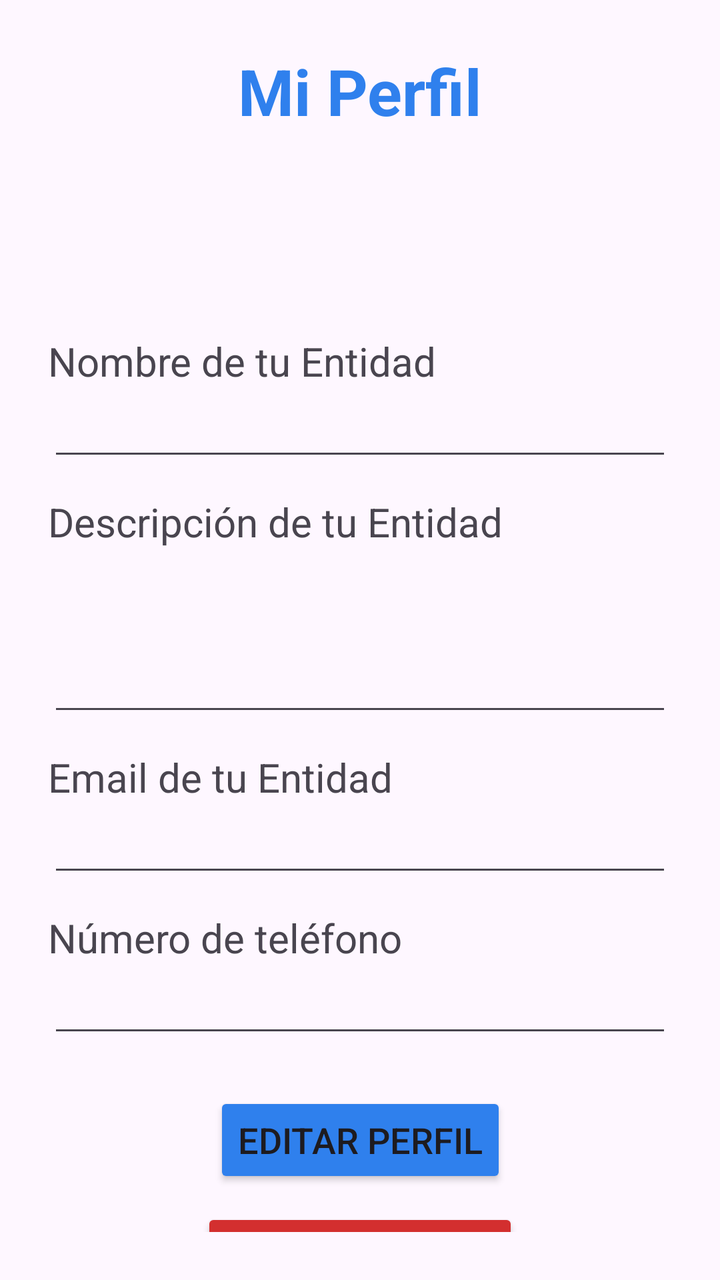
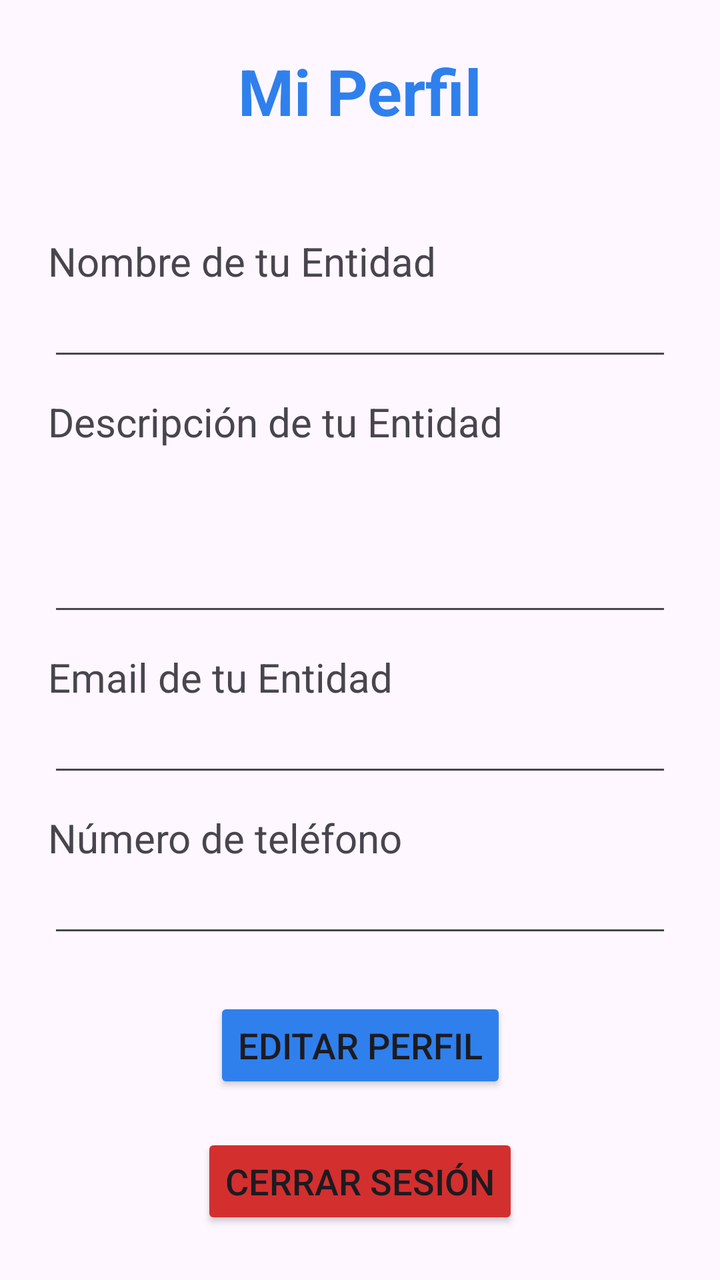

Screens rendered from an Android XML layout before and after an edit, with the pre-edit source and the edit as a unified diff.
<!-- AndroidManifest.xml: application theme Theme.Conecta_Voluntariado_TFG -->
<!-- res/layout/activity_entity_profile.xml -->
<?xml version="1.0" encoding="utf-8"?>
<androidx.constraintlayout.widget.ConstraintLayout xmlns:android="http://schemas.android.com/apk/res/android"
    xmlns:app="http://schemas.android.com/apk/res-auto"
    xmlns:tools="http://schemas.android.com/tools"
    android:id="@+id/main"
    android:layout_width="match_parent"
    android:layout_height="match_parent"
    android:padding="24dp"
    tools:context=".EntityProfileActivity">

    <TextView
        android:layout_width="wrap_content"
        android:layout_height="wrap_content"
        android:id="@+id/tvProfile"
        android:text="Mi Perfil"
        android:textColor="@color/brand_blue"
        android:textSize="32sp"
        android:textStyle="bold"
        app:layout_constraintEnd_toEndOf="parent"
        app:layout_constraintStart_toStartOf="parent"
        app:layout_constraintTop_toTopOf="parent" />

    <LinearLayout
        android:layout_width="match_parent"
        android:layout_height="wrap_content"
        android:id="@+id/linearLayout"
        android:orientation="vertical"
        app:layout_constraintTop_toBottomOf="@+id/tvProfile">

        <TextView
            android:layout_width="match_parent"
            android:layout_height="wrap_content"
            android:layout_marginTop="100dp"
            android:text="Nombre de tu Entidad"
            android:textSize="20sp"
            app:layout_constraintStart_toStartOf="parent"
            app:layout_constraintTop_toTopOf="parent" />

        <EditText
            android:layout_width="match_parent"
            android:layout_height="wrap_content"
            android:id="@+id/etNameEntity" />

        <TextView
            android:layout_width="match_parent"
            android:layout_height="wrap_content"
            android:layout_marginTop="12dp"
            android:text="Descripción de tu Entidad"
            android:minLines="3"
            android:inputType="textMultiLine"
            android:textSize="20sp"
            app:layout_constraintStart_toStartOf="parent"
            app:layout_constraintTop_toTopOf="parent" />

        <EditText
            android:layout_width="match_parent"
            android:layout_height="wrap_content"
            android:id="@+id/etDescEntity" />

        <TextView
            android:layout_width="match_parent"
            android:layout_height="wrap_content"
            android:layout_marginTop="12dp"
            android:text="Email de tu Entidad"
            android:textSize="20sp" />

        <EditText
            android:layout_width="match_parent"
            android:layout_height="wrap_content"
            android:id="@+id/etEmailEntity" />

        <TextView
            android:layout_width="match_parent"
            android:layout_height="wrap_content"
            android:layout_marginTop="12dp"
            android:text="Número de teléfono"
            android:textSize="20sp"/>

        <EditText
            android:layout_width="match_parent"
            android:layout_height="wrap_content"
            android:id="@+id/etPhoneNumber" />

    </LinearLayout>

    <Button
        android:layout_width="wrap_content"
        android:layout_height="wrap_content"
        android:id="@+id/btnSaveProfile"
        android:backgroundTint="@color/brand_blue"
        android:text="Editar Perfil"
        android:textSize="18sp"
        app:layout_constraintBottom_toBottomOf="parent"
        app:layout_constraintEnd_toEndOf="parent"
        app:layout_constraintStart_toStartOf="parent"
        app:layout_constraintTop_toBottomOf="@+id/linearLayout" />

    <Button
        android:layout_width="wrap_content"
        android:layout_height="wrap_content"
        android:id="@+id/btnSignOut"
        android:text="Cerrar sesión"
        android:textSize="18sp"
        android:backgroundTint="@color/light_red"
        android:layout_marginTop="10dp"
        app:layout_constraintEnd_toEndOf="parent"
        app:layout_constraintStart_toStartOf="parent"
        app:layout_constraintTop_toBottomOf="@+id/btnSaveProfile" />

</androidx.constraintlayout.widget.ConstraintLayout>
<!-- resources referenced by this layout -->
<resources>
  <color name="brand_blue">#2F80ED</color>
  <color name="light_red">#D32F2F</color>
  <style name="Theme.Conecta_Voluntariado_TFG" parent="Base.Theme.Conecta_Voluntariado_TFG" />
  <style name="Base.Theme.Conecta_Voluntariado_TFG" parent="Theme.Material3.DayNight.NoActionBar">
          
          
      </style>
</resources>

<!-- the commit's change to res/layout/activity_entity_profile.xml (unified diff, before → after) -->
@@ -30,7 +30,7 @@
         <TextView
             android:layout_width="match_parent"
             android:layout_height="wrap_content"
-            android:layout_marginTop="100dp"
+            android:layout_marginTop="50dp"
             android:text="Nombre de tu Entidad"
             android:textSize="20sp"
             app:layout_constraintStart_toStartOf="parent"
@@ -90,7 +90,7 @@
         android:backgroundTint="@color/brand_blue"
         android:text="Editar Perfil"
         android:textSize="18sp"
-        app:layout_constraintBottom_toBottomOf="parent"
+        android:layout_marginTop="25dp"
         app:layout_constraintEnd_toEndOf="parent"
         app:layout_constraintStart_toStartOf="parent"
         app:layout_constraintTop_toBottomOf="@+id/linearLayout" />
@@ -102,9 +102,21 @@
         android:text="Cerrar sesión"
         android:textSize="18sp"
         android:backgroundTint="@color/light_red"
-        android:layout_marginTop="10dp"
+        android:layout_marginTop="20dp"
         app:layout_constraintEnd_toEndOf="parent"
         app:layout_constraintStart_toStartOf="parent"
         app:layout_constraintTop_toBottomOf="@+id/btnSaveProfile" />
 
+    <Button
+        android:layout_width="wrap_content"
+        android:layout_height="wrap_content"
+        android:id="@+id/btnDeleteUser"
+        android:text="Eliminar cuenta"
+        android:textSize="18sp"
+        android:backgroundTint="@color/light_red"
+        android:layout_marginTop="10dp"
+        app:layout_constraintEnd_toEndOf="parent"
+        app:layout_constraintStart_toStartOf="parent"
+        app:layout_constraintTop_toBottomOf="@+id/btnSignOut" />
+
 </androidx.constraintlayout.widget.ConstraintLayout>
